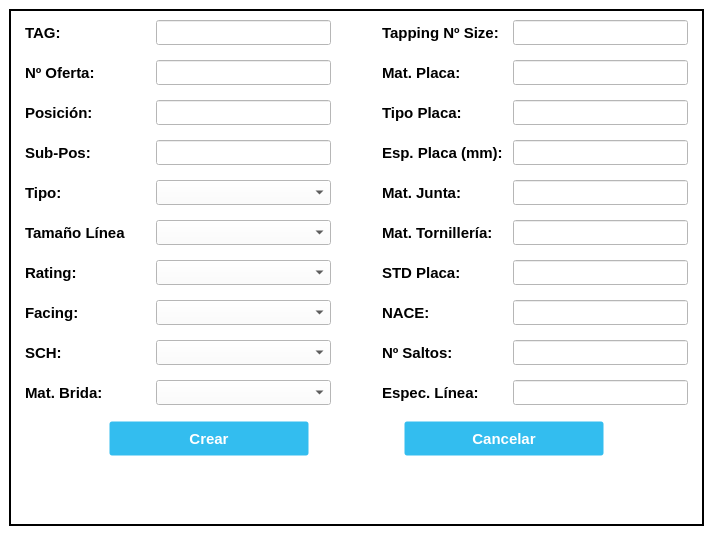
First picture: the form in UI_Files/CreateTAGFlow_Window.ui, repository e-serrano/ERP_EIPSA, before the edit.
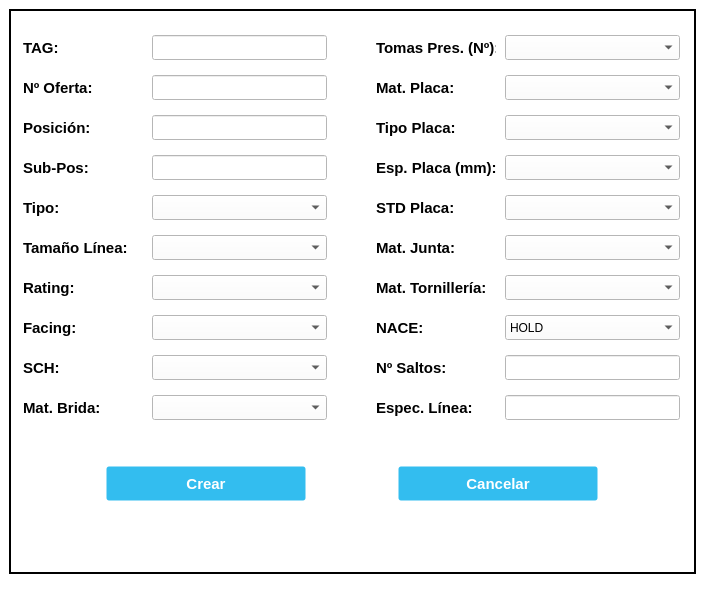
Second picture: the form after the edit. Icons and pictures are not drawn.

The edit to the form file:
```diff
--- a/UI_Files/CreateTAGFlow_Window.ui
+++ b/UI_Files/CreateTAGFlow_Window.ui
@@ -6,10 +6,22 @@
    <rect>
     <x>0</x>
     <y>0</y>
-    <width>713</width>
-    <height>557</height>
+    <width>705</width>
+    <height>605</height>
    </rect>
   </property>
+  <property name="minimumSize">
+   <size>
+    <width>705</width>
+    <height>605</height>
+   </size>
+  </property>
+  <property name="maximumSize">
+   <size>
+    <width>705</width>
+    <height>605</height>
+   </size>
+  </property>
   <property name="windowTitle">
    <string>Crear TAG Caudal</string>
   </property>
@@ -73,6 +85,22 @@
        <enum>QFrame::Raised</enum>
       </property>
       <layout class="QVBoxLayout" name="verticalLayout_5">
+       <item>
+        <spacer name="vSpacer1">
+         <property name="orientation">
+          <enum>Qt::Vertical</enum>
+         </property>
+         <property name="sizeType">
+          <enum>QSizePolicy::Fixed</enum>
+         </property>
+         <property name="sizeHint" stdset="0">
+          <size>
+           <width>20</width>
+           <height>15</height>
+          </size>
+         </property>
+        </spacer>
+       </item>
        <item>
         <layout class="QHBoxLayout" name="hLayout1">
          <item>
@@ -226,7 +254,7 @@
               </font>
              </property>
              <property name="text">
-              <string>Tamaño Línea</string>
+              <string>Tamaño Línea:</string>
              </property>
             </widget>
            </item>
@@ -591,7 +619,7 @@
               </font>
              </property>
              <property name="text">
-              <string>Tapping Nº Size:</string>
+              <string>Tomas Pres. (Nº):</string>
              </property>
             </widget>
            </item>
@@ -670,6 +698,31 @@
              </property>
             </widget>
            </item>
+           <item>
+            <widget class="QLabel" name="label_Platestd">
+             <property name="minimumSize">
+              <size>
+               <width>120</width>
+               <height>25</height>
+              </size>
+             </property>
+             <property name="maximumSize">
+              <size>
+               <width>120</width>
+               <height>25</height>
+              </size>
+             </property>
+             <property name="font">
+              <font>
+               <pointsize>11</pointsize>
+               <bold>true</bold>
+              </font>
+             </property>
+             <property name="text">
+              <string>STD Placa:</string>
+             </property>
+            </widget>
+           </item>
            <item>
             <widget class="QLabel" name="label_Gasketmat">
              <property name="minimumSize">
@@ -720,31 +773,6 @@
              </property>
             </widget>
            </item>
-           <item>
-            <widget class="QLabel" name="label_Platestd">
-             <property name="minimumSize">
-              <size>
-               <width>120</width>
-               <height>25</height>
-              </size>
-             </property>
-             <property name="maximumSize">
-              <size>
-               <width>120</width>
-               <height>25</height>
-              </size>
-             </property>
-             <property name="font">
-              <font>
-               <pointsize>11</pointsize>
-               <bold>true</bold>
-              </font>
-             </property>
-             <property name="text">
-              <string>STD Placa:</string>
-             </property>
-            </widget>
-           </item>
            <item>
             <widget class="QLabel" name="label_Nace">
              <property name="minimumSize">
@@ -828,7 +856,7 @@
             <number>15</number>
            </property>
            <item>
-            <widget class="QLineEdit" name="Tapping_CreatetagQ">
+            <widget class="QComboBox" name="Tapping_CreatetagQ">
              <property name="minimumSize">
               <size>
                <width>175</width>
@@ -841,15 +869,10 @@
                <height>25</height>
               </size>
              </property>
-             <property name="font">
-              <font>
-               <pointsize>10</pointsize>
-              </font>
-             </property>
             </widget>
            </item>
            <item>
-            <widget class="QLineEdit" name="PlateMat_CreatetagQ">
+            <widget class="QComboBox" name="PlateMat_CreatetagQ">
              <property name="minimumSize">
               <size>
                <width>175</width>
@@ -862,15 +885,10 @@
                <height>25</height>
               </size>
              </property>
-             <property name="font">
-              <font>
-               <pointsize>10</pointsize>
-              </font>
-             </property>
             </widget>
            </item>
            <item>
-            <widget class="QLineEdit" name="PlateType_CreatetagQ">
+            <widget class="QComboBox" name="PlateType_CreatetagQ">
              <property name="minimumSize">
               <size>
                <width>175</width>
@@ -883,15 +901,10 @@
                <height>25</height>
               </size>
              </property>
-             <property name="font">
-              <font>
-               <pointsize>10</pointsize>
-              </font>
-             </property>
             </widget>
            </item>
            <item>
-            <widget class="QLineEdit" name="PlateThk_CreatetagQ">
+            <widget class="QComboBox" name="PlateThk_CreatetagQ">
              <property name="minimumSize">
               <size>
                <width>175</width>
@@ -904,15 +917,10 @@
                <height>25</height>
               </size>
              </property>
-             <property name="font">
-              <font>
-               <pointsize>10</pointsize>
-              </font>
-             </property>
             </widget>
            </item>
            <item>
-            <widget class="QLineEdit" name="GasketMat_CreatetagQ">
+            <widget class="QComboBox" name="PlateStd_CreatetagQ">
              <property name="minimumSize">
               <size>
                <width>175</width>
@@ -925,15 +933,10 @@
                <height>25</height>
               </size>
              </property>
-             <property name="font">
-              <font>
-               <pointsize>10</pointsize>
-              </font>
-             </property>
             </widget>
            </item>
            <item>
-            <widget class="QLineEdit" name="BnMat_CreatetagQ">
+            <widget class="QComboBox" name="GasketMat_CreatetagQ">
              <property name="minimumSize">
               <size>
                <width>175</width>
@@ -946,15 +949,10 @@
                <height>25</height>
               </size>
              </property>
-             <property name="font">
-              <font>
-               <pointsize>10</pointsize>
-              </font>
-             </property>
             </widget>
            </item>
            <item>
-            <widget class="QLineEdit" name="PlateStd_CreatetagQ">
+            <widget class="QComboBox" name="BnMat_CreatetagQ">
              <property name="minimumSize">
               <size>
                <width>175</width>
@@ -967,15 +965,10 @@
                <height>25</height>
               </size>
              </property>
-             <property name="font">
-              <font>
-               <pointsize>10</pointsize>
-              </font>
-             </property>
             </widget>
            </item>
            <item>
-            <widget class="QLineEdit" name="Nace_CreatetagQ">
+            <widget class="QComboBox" name="Nace_CreatetagQ">
              <property name="minimumSize">
               <size>
                <width>175</width>
@@ -988,11 +981,21 @@
                <height>25</height>
               </size>
              </property>
-             <property name="font">
-              <font>
-               <pointsize>10</pointsize>
-              </font>
-             </property>
+             <item>
+              <property name="text">
+               <string>HOLD</string>
+              </property>
+             </item>
+             <item>
+              <property name="text">
+               <string>NO</string>
+              </property>
+             </item>
+             <item>
+              <property name="text">
+               <string>YES</string>
+              </property>
+             </item>
             </widget>
            </item>
            <item>
@@ -1052,7 +1055,7 @@
          <property name="sizeHint" stdset="0">
           <size>
            <width>20</width>
-           <height>10</height>
+           <height>40</height>
           </size>
          </property>
         </spacer>
```
Left out of the diff: 22 changed lines with no effect on the pictures.
